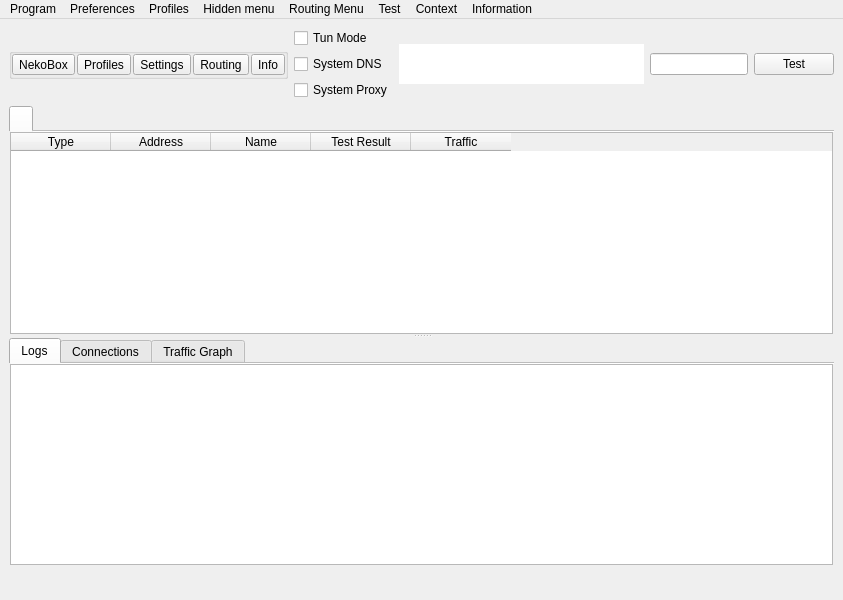
The window that src/nekobox/ui/mainwindow.ui (qr243vbi/nekobox) describes before a commit, drawn with Qt 5.
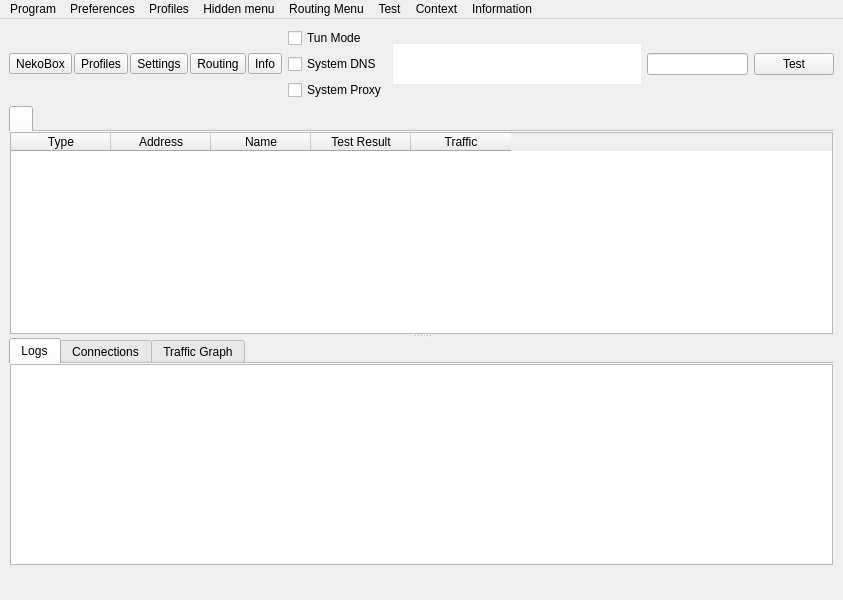
The same window after the commit. Icons and pictures are not drawn. Custom widgets are drawn as their Qt base class.

Patch:
```diff
--- a/src/nekobox/ui/mainwindow.ui
+++ b/src/nekobox/ui/mainwindow.ui
@@ -27,19 +27,13 @@
     <item>
      <layout class="QHBoxLayout" name="horizontalLayout_2">
       <item>
-       <widget class="QGroupBox" name="toolbox_group">
+       <widget class="QFrame" name="toolbox_group">
         <property name="sizePolicy">
          <sizepolicy hsizetype="Preferred" vsizetype="Maximum">
           <horstretch>0</horstretch>
           <verstretch>0</verstretch>
          </sizepolicy>
         </property>
-        <property name="title">
-         <string/>
-        </property>
-        <property name="flat">
-         <bool>true</bool>
-        </property>
         <layout class="QHBoxLayout" name="horizontalLayout_5">
          <property name="spacing">
           <number>2</number>
```
Left out of the diff: 2 changed lines with no effect on the pictures.
